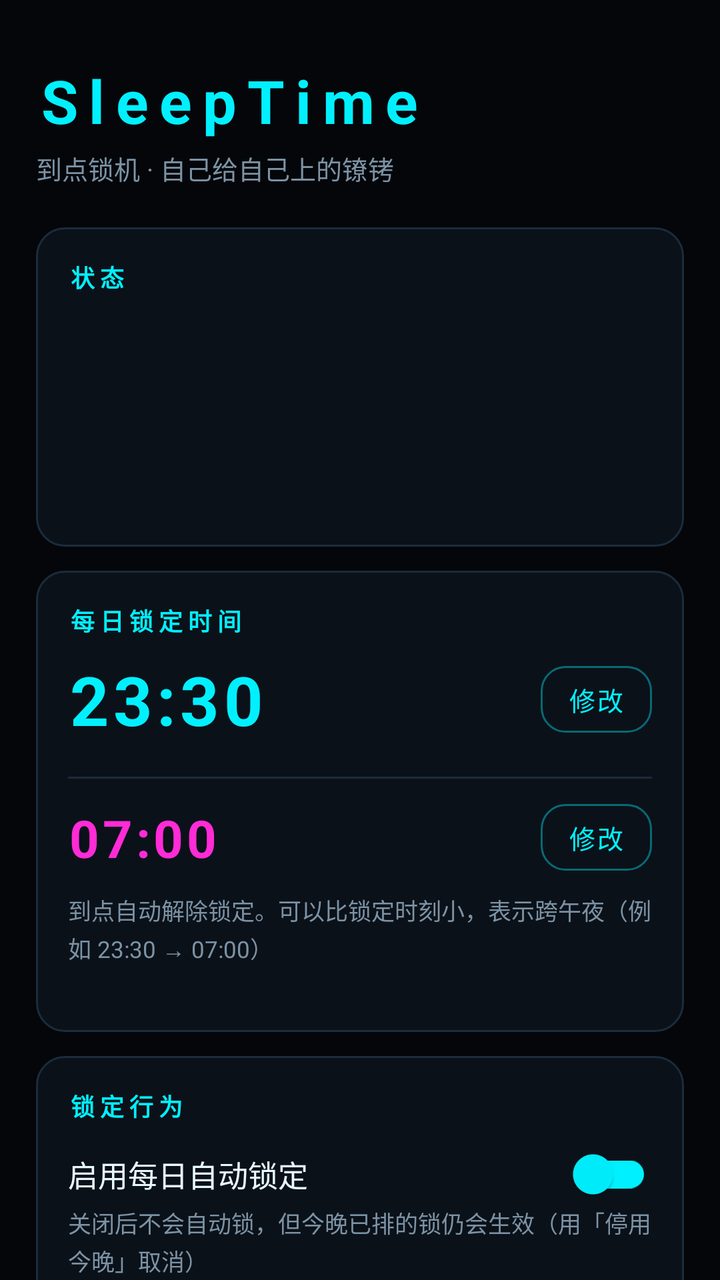
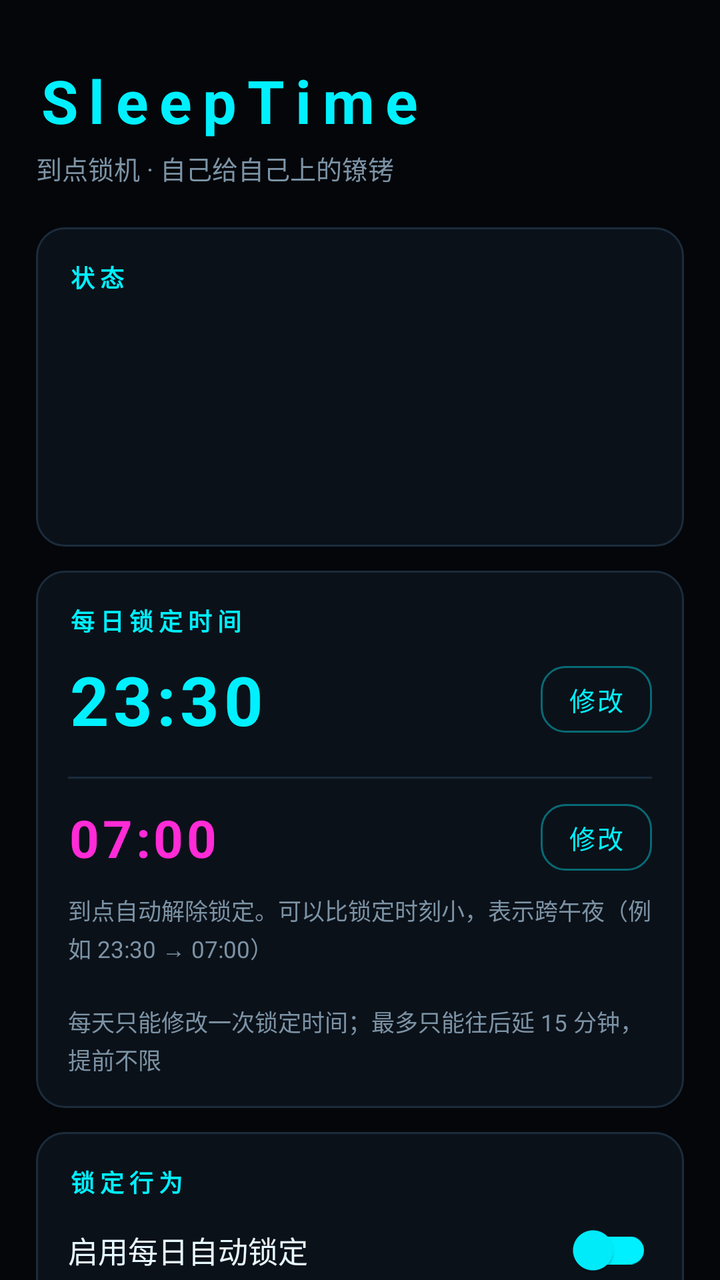

Before-and-after screenshots of an Android layout around one commit, followed by the original layout XML and the change that was made.
<!-- AndroidManifest.xml: application theme Theme.SleepTime -->
<!-- res/layout/activity_main.xml -->
<?xml version="1.0" encoding="utf-8"?>
<ScrollView xmlns:android="http://schemas.android.com/apk/res/android"
    xmlns:app="http://schemas.android.com/apk/res-auto"
    android:layout_width="match_parent"
    android:layout_height="match_parent"
    android:background="@color/bg"
    android:fillViewport="true"
    android:scrollbars="none">

    <LinearLayout
        android:layout_width="match_parent"
        android:layout_height="wrap_content"
        android:orientation="vertical"
        android:paddingStart="18dp"
        android:paddingTop="30dp"
        android:paddingEnd="18dp"
        android:paddingBottom="44dp">

        
        <TextView
            android:layout_width="wrap_content"
            android:layout_height="wrap_content"
            android:letterSpacing="0.18"
            android:text="@string/app_name"
            android:textColor="@color/neon_cyan"
            android:textSize="30sp"
            android:textStyle="bold" />

        <TextView
            android:layout_width="wrap_content"
            android:layout_height="wrap_content"
            android:layout_marginTop="4dp"
            android:text="@string/brand_sub"
            android:textColor="@color/text_dim"
            android:textSize="13sp" />

        
        <LinearLayout style="@style/Card" android:layout_marginTop="20dp">

            <TextView style="@style/SecTitle" android:text="@string/sec_status" />

            <TextView
                android:id="@+id/tvStatusTitle"
                android:layout_width="match_parent"
                android:layout_height="wrap_content"
                android:layout_marginTop="10dp"
                android:textColor="@color/text"
                android:textSize="18sp"
                android:textStyle="bold" />

            <TextView
                android:id="@+id/tvStatusNext"
                android:layout_width="match_parent"
                android:layout_height="wrap_content"
                android:layout_marginTop="4dp"
                android:textColor="@color/text_dim"
                android:textSize="12.5sp" />

            <TextView
                android:id="@+id/tvCountdown"
                android:layout_width="match_parent"
                android:layout_height="wrap_content"
                android:layout_marginTop="10dp"
                android:textColor="@color/neon_magenta"
                android:textSize="14sp"
                android:letterSpacing="0.08" />

            <TextView
                android:id="@+id/tvLockState"
                android:layout_width="match_parent"
                android:layout_height="wrap_content"
                android:layout_marginTop="8dp"
                android:lineSpacingExtra="2dp"
                android:textColor="@color/text_dim"
                android:textSize="12.5sp" />
        </LinearLayout>

        
        <LinearLayout style="@style/Card">

            <TextView style="@style/SecTitle" android:text="@string/sec_time" />

            <LinearLayout style="@style/Row">

                <TextView
                    android:id="@+id/tvTime"
                    android:layout_width="0dp"
                    android:layout_height="wrap_content"
                    android:layout_weight="1"
                    android:letterSpacing="0.06"
                    android:text="23:30"
                    android:textColor="@color/neon_cyan"
                    android:textSize="34sp"
                    android:textStyle="bold" />

                <TextView
                    android:id="@+id/btnPickTime"
                    style="@style/Btn.Ghost"
                    android:text="@string/btn_pick_time" />
            </LinearLayout>

            <View
                android:layout_width="match_parent"
                android:layout_height="1dp"
                android:layout_marginTop="8dp"
                android:layout_marginBottom="4dp"
                android:background="@color/line" />

            <LinearLayout style="@style/Row">

                <TextView
                    android:id="@+id/tvUnlockTime"
                    android:layout_width="0dp"
                    android:layout_height="wrap_content"
                    android:layout_weight="1"
                    android:letterSpacing="0.06"
                    android:text="07:00"
                    android:textColor="@color/neon_magenta"
                    android:textSize="26sp"
                    android:textStyle="bold" />

                <TextView
                    android:id="@+id/btnPickUnlock"
                    style="@style/Btn.Ghost"
                    android:text="@string/btn_pick_time" />
            </LinearLayout>

            <TextView
                style="@style/Sub"
                android:text="到点自动解除锁定。可以比锁定时刻小，表示跨午夜（例如 23:30 → 07:00）" />

            <TextView
                android:id="@+id/tvNextAlarm"
                style="@style/Sub" />
        </LinearLayout>

        
        <LinearLayout style="@style/Card">

            <TextView style="@style/SecTitle" android:text="@string/sec_switch" />

            <androidx.appcompat.widget.SwitchCompat
                android:id="@+id/swEnabled"
                android:layout_width="match_parent"
                android:layout_height="wrap_content"
                android:layout_marginTop="12dp"
                android:text="@string/sw_enabled"
                android:textColor="@color/text"
                android:textSize="15sp"
                app:trackTint="@color/neon_cyan"
                app:thumbTint="@color/neon_cyan" />

            <TextView style="@style/Sub" android:text="@string/sw_enabled_sub" />

            <androidx.appcompat.widget.SwitchCompat
                android:id="@+id/swNotify"
                android:layout_width="match_parent"
                android:layout_height="wrap_content"
                android:layout_marginTop="14dp"
                android:text="显示详细前台通知"
                android:textColor="@color/text"
                android:textSize="15sp"
                app:trackTint="@color/neon_cyan"
                app:thumbTint="@color/neon_cyan" />

            <TextView style="@style/Sub" android:text="关闭后仍保留系统要求的最小前台服务通知，无法完全隐藏" />

            <View
                android:layout_width="match_parent"
                android:layout_height="1dp"
                android:layout_marginTop="12dp"
                android:layout_marginBottom="4dp"
                android:background="@color/line" />

            <androidx.appcompat.widget.SwitchCompat
                android:id="@+id/swPinTask"
                android:layout_width="match_parent"
                android:layout_height="wrap_content"
                android:layout_marginTop="8dp"
                android:text="@string/sw_pin"
                android:textColor="@color/text"
                android:textSize="15sp"
                app:trackTint="@color/neon_cyan"
                app:thumbTint="@color/neon_cyan" />

            <TextView style="@style/Sub" android:text="@string/sw_pin_sub" />

            <androidx.appcompat.widget.SwitchCompat
                android:id="@+id/swAllowCalls"
                android:layout_width="match_parent"
                android:layout_height="wrap_content"
                android:layout_marginTop="14dp"
                android:text="@string/sw_calls"
                android:textColor="@color/text"
                android:textSize="15sp"
                app:trackTint="@color/neon_cyan"
                app:thumbTint="@color/neon_cyan" />

            <TextView style="@style/Sub" android:text="@string/sw_calls_sub" />

            <androidx.appcompat.widget.SwitchCompat
                android:id="@+id/swKeepScreen"
                android:layout_width="match_parent"
                android:layout_height="wrap_content"
                android:layout_marginTop="14dp"
                android:text="@string/sw_keep_screen"
                android:textColor="@color/text"
                android:textSize="15sp"
                app:trackTint="@color/neon_cyan"
                app:thumbTint="@color/neon_cyan" />

            <TextView style="@style/Sub" android:text="@string/sw_keep_screen_sub" />

            <androidx.appcompat.widget.SwitchCompat
                android:id="@+id/swTurnScreen"
                android:layout_width="match_parent"
                android:layout_height="wrap_content"
                android:layout_marginTop="14dp"
                android:text="@string/sw_turn_screen"
                android:textColor="@color/text"
                android:textSize="15sp"
                app:trackTint="@color/neon_cyan"
                app:thumbTint="@color/neon_cyan" />

            <TextView style="@style/Sub" android:text="@string/sw_turn_screen_sub" />
        </LinearLayout>

        
        <LinearLayout style="@style/Card">

            <TextView style="@style/SecTitle" android:text="@string/sec_hold" />

            <LinearLayout style="@style/Row">

                <LinearLayout
                    android:layout_width="0dp"
                    android:layout_height="wrap_content"
                    android:layout_weight="1"
                    android:orientation="vertical">

                    <TextView
                        android:id="@+id/tvHold"
                        android:layout_width="wrap_content"
                        android:layout_height="wrap_content"
                        android:textColor="@color/neon_magenta"
                        android:textSize="22sp"
                        android:textStyle="bold" />

                    <TextView
                        android:layout_width="wrap_content"
                        android:layout_height="wrap_content"
                        android:layout_marginTop="2dp"
                        android:text="手指按住黑屏不放，抬手即重新计时 · 无进度提示"
                        android:textColor="@color/text_dim"
                        android:textSize="11.5sp" />
                </LinearLayout>

                <TextView
                    android:id="@+id/btnPickHold"
                    style="@style/Btn.Ghost"
                    android:text="@string/btn_pick_hold" />
            </LinearLayout>

        </LinearLayout>

        
        <LinearLayout style="@style/Card">

            <TextView style="@style/SecTitle" android:text="@string/sec_font" />

            <TextView
                android:id="@+id/tvFontPreview"
                android:layout_width="match_parent"
                android:layout_height="wrap_content"
                android:layout_marginTop="14dp"
                android:gravity="center"
                android:letterSpacing="0.16"
                android:paddingTop="10dp"
                android:paddingBottom="10dp"
                android:text="SleepTime"
                android:textColor="@color/neon_cyan"
                android:textSize="30sp"
                android:textStyle="bold" />

            <TextView
                android:id="@+id/tvFontName"
                style="@style/Sub"
                android:gravity="center" />

            <LinearLayout
                android:layout_width="match_parent"
                android:layout_height="wrap_content"
                android:layout_marginTop="10dp"
                android:gravity="center"
                android:orientation="horizontal">

                <TextView
                    android:id="@+id/btnPickFont"
                    style="@style/Btn.Ghost"
                    android:text="@string/btn_pick_font" />

                <TextView
                    android:id="@+id/btnResetFont"
                    style="@style/Btn.Ghost"
                    android:layout_marginStart="10dp"
                    android:text="@string/btn_reset_font" />
            </LinearLayout>
        </LinearLayout>

        
        <LinearLayout style="@style/Card">

            <TextView style="@style/SecTitle" android:text="@string/sec_perm" />

            <LinearLayout style="@style/PermissionRow">

                <LinearLayout
                    android:layout_width="0dp"
                    android:layout_height="wrap_content"
                    android:layout_weight="1"
                    android:orientation="vertical">

                    <TextView style="@style/Label" android:text="悬浮窗（必须）" />

                    <TextView
                        android:id="@+id/tvOverlayState"
                        style="@style/Sub" />
                </LinearLayout>

                <TextView
                    android:id="@+id/btnOverlay"
                    style="@style/Btn.Ghost"
                    android:text="@string/btn_fix" />
            </LinearLayout>

            <LinearLayout style="@style/PermissionRow">

                <LinearLayout
                    android:layout_width="0dp"
                    android:layout_height="wrap_content"
                    android:layout_weight="1"
                    android:orientation="vertical">

                    <TextView style="@style/Label" android:text="精确闹钟（必须）" />

                    <TextView
                        android:id="@+id/tvAlarmState"
                        style="@style/Sub" />
                </LinearLayout>

                <TextView
                    android:id="@+id/btnAlarm"
                    style="@style/Btn.Ghost"
                    android:text="@string/btn_fix" />
            </LinearLayout>

            <LinearLayout style="@style/PermissionRow">

                <LinearLayout
                    android:layout_width="0dp"
                    android:layout_height="wrap_content"
                    android:layout_weight="1"
                    android:orientation="vertical">

                    <TextView style="@style/Label" android:text="通知 / 全屏提醒（建议）" />

                    <TextView
                        android:id="@+id/tvNotiState"
                        style="@style/Sub" />
                </LinearLayout>

                <TextView
                    android:id="@+id/btnNoti"
                    style="@style/Btn.Ghost"
                    android:text="@string/btn_fix" />
            </LinearLayout>

            <LinearLayout style="@style/PermissionRow">

                <LinearLayout
                    android:layout_width="0dp"
                    android:layout_height="wrap_content"
                    android:layout_weight="1"
                    android:orientation="vertical">

                    <TextView style="@style/Label" android:text="电话权限（来电解麦用）" />

                    <TextView
                        android:id="@+id/tvPhoneState"
                        style="@style/Sub" />
                </LinearLayout>

                <TextView
                    android:id="@+id/btnPhone"
                    style="@style/Btn.Ghost"
                    android:text="@string/btn_fix" />
            </LinearLayout>

            <LinearLayout style="@style/PermissionRow">

                <LinearLayout
                    android:layout_width="0dp"
                    android:layout_height="wrap_content"
                    android:layout_weight="1"
                    android:orientation="vertical">

                    <TextView style="@style/Label" android:text="勿扰权限（免打扰用）" />

                    <TextView
                        android:id="@+id/tvDndState"
                        style="@style/Sub" />
                </LinearLayout>

                <TextView
                    android:id="@+id/btnDnd"
                    style="@style/Btn.Ghost"
                    android:text="@string/btn_fix" />
            </LinearLayout>

            
            <LinearLayout style="@style/PermissionRow">

                <LinearLayout
                    android:layout_width="0dp"
                    android:layout_height="wrap_content"
                    android:layout_weight="1"
                    android:orientation="vertical">

                    <TextView style="@style/Label" android:text="自启动（设置-应用-自启动）" />

                    <TextView
                        android:id="@+id/tvBootState"
                        style="@style/Sub" />
                </LinearLayout>

                <TextView
                    android:id="@+id/btnBoot"
                    style="@style/Btn.Ghost"
                    android:text="@string/btn_goto_settings" />
            </LinearLayout>

            
            <LinearLayout style="@style/PermissionRow">

                <LinearLayout
                    android:layout_width="0dp"
                    android:layout_height="wrap_content"
                    android:layout_weight="1"
                    android:orientation="vertical">

                    <TextView style="@style/Label" android:text="耗电管理（应用详情-耗电管理）" />

                    <TextView
                        android:id="@+id/tvBgState"
                        style="@style/Sub" />
                </LinearLayout>

                <TextView
                    android:id="@+id/btnBg"
                    style="@style/Btn.Ghost"
                    android:text="@string/btn_goto_app_detail" />
            </LinearLayout>

        </LinearLayout>

        
        <LinearLayout style="@style/Card">

            <TextView style="@style/SecTitle" android:text="诊断日志" />

            <androidx.appcompat.widget.SwitchCompat
                android:id="@+id/swTrace"
                android:layout_width="match_parent"
                android:layout_height="wrap_content"
                android:layout_marginTop="8dp"
                android:text="记录诊断日志"
                android:textColor="@color/text"
                android:textSize="15sp"
                app:trackTint="@color/neon_cyan"
                app:thumbTint="@color/neon_cyan" />

            <TextView
                android:id="@+id/tvTraceInfo"
                style="@style/Sub" />

            <TextView
                android:id="@+id/btnClearTrace"
                style="@style/Btn.Ghost"
                android:layout_width="match_parent"
                android:layout_marginTop="12dp"
                android:text="清空日志" />
        </LinearLayout>

        
        <LinearLayout style="@style/Card">

            <TextView style="@style/SecTitle" android:text="@string/sec_action" />

            <TextView
                android:id="@+id/btnTest"
                style="@style/Btn.Primary"
                android:layout_width="match_parent"
                android:layout_marginTop="14dp"
                android:text="@string/btn_test" />

            <TextView
                android:id="@+id/btnStopTonight"
                style="@style/Btn.Ghost"
                android:layout_width="match_parent"
                android:layout_marginTop="10dp"
                android:text="@string/btn_stop_tonight" />

            <TextView
                android:id="@+id/btnUninstall"
                style="@style/Btn.Danger"
                android:layout_width="match_parent"
                android:layout_marginTop="10dp"
                android:text="@string/btn_uninstall" />
        </LinearLayout>

        
        <LinearLayout style="@style/Card">

            <TextView style="@style/SecTitle" android:text="@string/sec_help" />

            <TextView
                android:layout_width="match_parent"
                android:layout_height="wrap_content"
                android:layout_marginTop="10dp"
                android:lineSpacingExtra="4dp"
                android:text="@string/help"
                android:textColor="@color/text_dim"
                android:textSize="12sp" />
        </LinearLayout>

    </LinearLayout>
</ScrollView>
<!-- resources referenced by this layout -->
<resources>
  <color name="bg">#FF04060A</color>
  <color name="line">#FF1B2C3C</color>
  <color name="neon_cyan">#FF00F0FF</color>
  <color name="neon_magenta">#FFFF2BD6</color>
  <color name="text">#FFE8F8FF</color>
  <color name="text_dim">#FF7C93A5</color>
  <string name="app_name">SleepTime</string>
  <string name="brand_sub">到点锁机 · 自己给自己上的镣铐</string>
  <string name="btn_fix">去授权</string>
  <string name="btn_goto_app_detail">去应用详情</string>
  <string name="btn_goto_settings">去设置</string>
  <string name="btn_pick_font">导入 .ttf</string>
  <string name="btn_pick_hold">修改</string>
  <string name="btn_pick_time">修改</string>
  <string name="btn_reset_font">恢复内置</string>
  <string name="btn_stop_tonight">停用今晚</string>
  <string name="btn_test">立即测试锁定</string>
  <string name="btn_uninstall">完全卸载</string>
  <string name="help">1. 首次使用：把「悬浮窗」和「精确闹钟」两个权限都点亮，否则到点不会触发。\n2. 国产 ROM（MIUI / EMUI / ColorOS / OriginOS）必须再去系统设置里给 SleepTime 打开：自启动、后台弹出界面、省电策略→无限制，并在最近任务里给它加锁。不做这一步，23:30 大概率不会响。\n3. 第一次锁定会弹出系统的「要固定此屏幕吗」，勾选「不再询问」并确认。之后 Home、最近任务、下拉通知栏全部失效。\n4. 解锁：手指按住黑屏不放满设定时长。「睡眠时间...」会出现在 SleepTime 下方，全程没有任何进度提示，抬手即重新计时。\n5. 想中途脱身有两个系统级硬出口（本 App 拦不住，也不打算拦）：屏幕固定的「返回 + 最近任务」组合键；以及 adb shell am force-stop com.sleeptime.lock。\n6. 卸载：先长按解锁或点「停用今晚」，再点「完全卸载」。\n7. 别让它被「强行停止」：应用详情 → 管理闲置应用 → 关掉自动休眠；耗电管理别选「禁止后台运行」；也别用一键清理类工具停它。被停了 Android 不允许任何闹钟/广播送达，只能靠一条显式广播或手动打开来救活 —— 详见 README 的「唤醒契约」。</string>
  <string name="sec_action">操作</string>
  <string name="sec_font">锁屏字体</string>
  <string name="sec_help">使用说明 / 避坑</string>
  <string name="sec_hold">解锁难度</string>
  <string name="sec_perm">权限 / 设置</string>
  <string name="sec_status">状态</string>
  <string name="sec_switch">锁定行为</string>
  <string name="sec_time">每日锁定时间</string>
  <string name="sw_calls">来电时让出屏幕</string>
  <string name="sw_calls_sub">来电话 / 微信通话时自动撤掉黑幕，挂断后立刻恢复锁定</string>
  <string name="sw_enabled">启用每日自动锁定</string>
  <string name="sw_enabled_sub">关闭后不会自动锁，但今晚已排的锁仍会生效（用「停用今晚」取消）</string>
  <string name="sw_keep_screen">锁定时保持屏幕常亮</string>
  <string name="sw_keep_screen_sub">默认关。关着更省电：屏幕自己黑掉，再点亮依然是锁着的</string>
  <string name="sw_pin">进入系统「屏幕固定」模式</string>
  <string name="sw_pin_sub">强烈建议开。开启后 Home / 最近任务 / 通知栏全部失效，第一次会弹系统确认框</string>
  <string name="sw_turn_screen">锁定时点亮屏幕</string>
  <string name="sw_turn_screen_sub">默认关。开着会在 23:30 把屏幕唤醒（睡着时会晃眼）</string>
  <style name="Btn.Danger">
          <item name="android:background">@drawable/bg_btn_danger</item>
          <item name="android:textColor">@color/danger</item>
      </style>
  <style name="Btn.Primary">
          <item name="android:background">@drawable/bg_btn_primary</item>
          <item name="android:textColor">#FF04141A</item>
          <item name="android:textStyle">bold</item>
      </style>
  <style name="Label">
          <item name="android:layout_width">match_parent</item>
          <item name="android:layout_height">wrap_content</item>
          <item name="android:textColor">@color/text</item>
          <item name="android:textSize">15sp</item>
      </style>
  <color name="danger">#FFFF3B5C</color>
  <!-- drawable bg_card (drawable) -->
  <?xml version="1.0" encoding="utf-8"?>
  <shape xmlns:android="http://schemas.android.com/apk/res/android"
      android:shape="rectangle">
      <corners android:radius="14dp" />
      <solid android:color="@color/panel" />
      <stroke
          android:width="1dp"
          android:color="@color/line" />
  </shape>
  <style name="Theme.SleepTime.Dialog" parent="Theme.AppCompat.Dialog.Alert">
          <item name="android:windowBackground">@color/panel</item>
          <item name="android:textColorPrimary">@color/text</item>
          <item name="android:textColorSecondary">@color/text_dim</item>
          <item name="colorAccent">@color/neon_cyan</item>
      </style>
  <color name="panel">#FF0B1119</color>
  <!-- unchanged entries left out for length: 10 -->
</resources>

<!-- the commit's change to res/layout/activity_main.xml (unified diff, before → after) -->
@@ -132,6 +132,10 @@
             <TextView
                 android:id="@+id/tvNextAlarm"
                 style="@style/Sub" />
+
+            <TextView
+                style="@style/Sub"
+                android:text="每天只能修改一次锁定时间；最多只能往后延 15 分钟，提前不限" />
         </LinearLayout>
 
         
